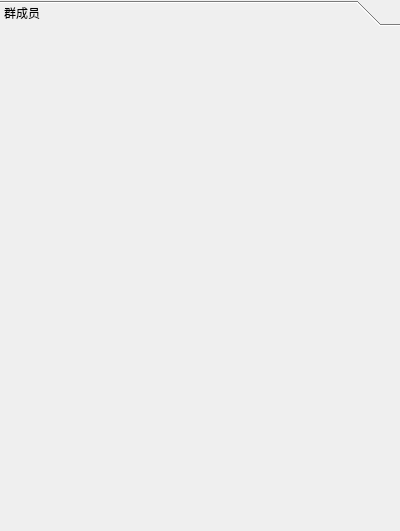
Old version of the form qqclient/denglu.ui in the repository Knock-man/QQ.
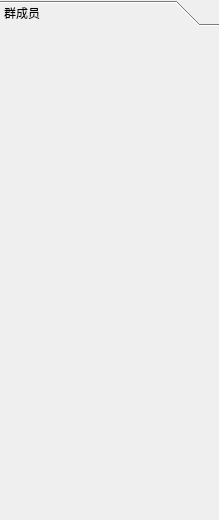
New version of the form. Icons and pictures are not drawn.

Diff of the .ui file:
```diff
--- a/qqclient/denglu.ui
+++ b/qqclient/denglu.ui
@@ -6,8 +6,8 @@
    <rect>
     <x>0</x>
     <y>0</y>
-    <width>400</width>
-    <height>531</height>
+    <width>219</width>
+    <height>520</height>
    </rect>
   </property>
   <property name="windowTitle">
@@ -40,8 +40,8 @@
        <rect>
         <x>0</x>
         <y>0</y>
-        <width>400</width>
-        <height>505</height>
+        <width>219</width>
+        <height>494</height>
        </rect>
       </property>
       <attribute name="label">
```
